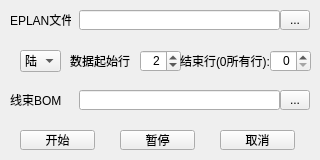
Old version of the form ui/WireConvertForm.ui in the repository LeeZhang1979/UniTools.
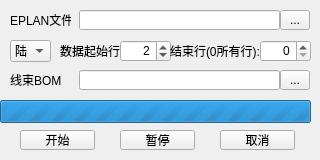
New version of the form.

```diff
--- a/ui/WireConvertForm.ui
+++ b/ui/WireConvertForm.ui
@@ -105,15 +105,18 @@
   <widget class="QSpinBox" name="spbStart">
    <property name="geometry">
     <rect>
-     <x>140</x>
-     <y>50</y>
-     <width>41</width>
+     <x>120</x>
+     <y>40</y>
+     <width>51</width>
      <height>22</height>
     </rect>
    </property>
    <property name="alignment">
     <set>Qt::AlignRight|Qt::AlignTrailing|Qt::AlignVCenter</set>
    </property>
+   <property name="maximum">
+    <number>9999</number>
+   </property>
    <property name="value">
     <number>2</number>
    </property>
@@ -121,8 +124,8 @@
   <widget class="QLabel" name="label02">
    <property name="geometry">
     <rect>
-     <x>70</x>
-     <y>50</y>
+     <x>60</x>
+     <y>40</y>
      <width>61</width>
      <height>22</height>
     </rect>
@@ -137,8 +140,8 @@
   <widget class="QLabel" name="label03">
    <property name="geometry">
     <rect>
-     <x>180</x>
-     <y>50</y>
+     <x>170</x>
+     <y>40</y>
      <width>91</width>
      <height>22</height>
     </rect>
@@ -153,15 +156,24 @@
   <widget class="QSpinBox" name="spbEnd">
    <property name="geometry">
     <rect>
-     <x>270</x>
-     <y>50</y>
-     <width>41</width>
+     <x>260</x>
+     <y>40</y>
+     <width>51</width>
      <height>22</height>
     </rect>
    </property>
    <property name="alignment">
     <set>Qt::AlignRight|Qt::AlignTrailing|Qt::AlignVCenter</set>
    </property>
+   <property name="minimum">
+    <number>0</number>
+   </property>
+   <property name="maximum">
+    <number>9999</number>
+   </property>
+   <property name="value">
+    <number>0</number>
+   </property>
   </widget>
   <widget class="QPushButton" name="btnPause">
    <property name="geometry">
@@ -180,7 +192,7 @@
    <property name="geometry">
     <rect>
      <x>10</x>
-     <y>90</y>
+     <y>70</y>
      <width>61</width>
      <height>20</height>
     </rect>
@@ -196,7 +208,7 @@
    <property name="geometry">
     <rect>
      <x>79</x>
-     <y>90</y>
+     <y>70</y>
      <width>201</width>
      <height>20</height>
     </rect>
@@ -209,7 +221,7 @@
    <property name="geometry">
     <rect>
      <x>280</x>
-     <y>90</y>
+     <y>70</y>
      <width>30</width>
      <height>20</height>
     </rect>
@@ -221,8 +233,8 @@
   <widget class="QComboBox" name="cmbType">
    <property name="geometry">
     <rect>
-     <x>20</x>
-     <y>50</y>
+     <x>10</x>
+     <y>40</y>
      <width>41</width>
      <height>22</height>
     </rect>
@@ -238,6 +250,22 @@
     </property>
    </item>
   </widget>
+  <widget class="QProgressBar" name="progressBar">
+   <property name="geometry">
+    <rect>
+     <x>0</x>
+     <y>100</y>
+     <width>311</width>
+     <height>23</height>
+    </rect>
+   </property>
+   <property name="maximum">
+    <number>0</number>
+   </property>
+   <property name="value">
+    <number>0</number>
+   </property>
+  </widget>
  </widget>
  <tabstops>
   <tabstop>lineEIFile</tabstop>
```
